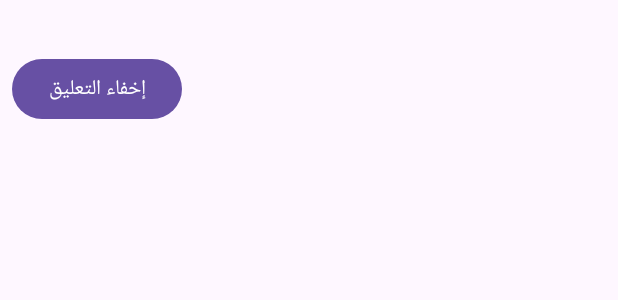
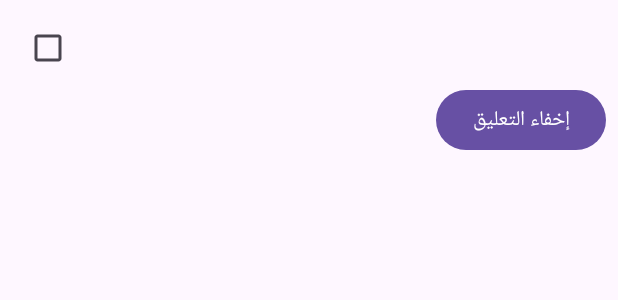
Before and after one commit to Xreft/kunaiuManager, an Android app: the layout item_comment.xml on its own in the app's theme, with its tools: preview values and no code run, on a phone screen of 412 x 824 dp. Shown: the top 300 px of the screen. Run offline under Robolectric (Android 15) with nearby library versions, the phone set to English and light mode, and no system bars.

Commit message:
Update item_comment.xml

```diff
--- a/app/src/main/res/layout/item_comment.xml
+++ b/app/src/main/res/layout/item_comment.xml
@@ -5,15 +5,32 @@
     android:orientation="vertical"
     android:padding="8dp">
 
-    <TextView
-        android:id="@+id/commentText"
+    <LinearLayout
         android:layout_width="match_parent"
         android:layout_height="wrap_content"
-        android:padding="4dp" />
+        android:orientation="horizontal"
+        android:gravity="center_vertical">
+
+        <!-- CheckBox لتحديد التعليق -->
+        <CheckBox
+            android:id="@+id/commentCheckBox"
+            android:layout_width="wrap_content"
+            android:layout_height="wrap_content" />
+
+        <!-- نص التعليق -->
+        <TextView
+            android:id="@+id/commentText"
+            android:layout_width="0dp"
+            android:layout_height="wrap_content"
+            android:layout_weight="1"
+            android:padding="4dp"
+            android:textColor="#eee" />
+    </LinearLayout>
 
     <Button
         android:id="@+id/hideBtn"
         android:layout_width="wrap_content"
         android:layout_height="wrap_content"
-        android:text="إخفاء التعليق" />
+        android:text="إخفاء التعليق"
+        android:layout_gravity="end" />
 </LinearLayout>
```
